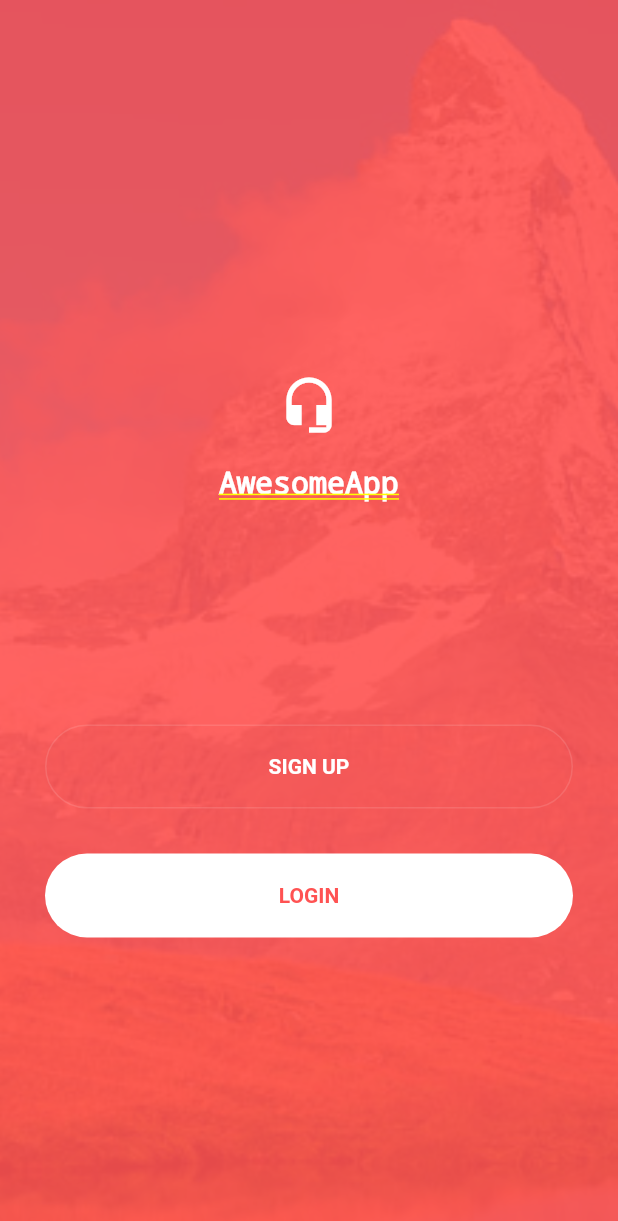
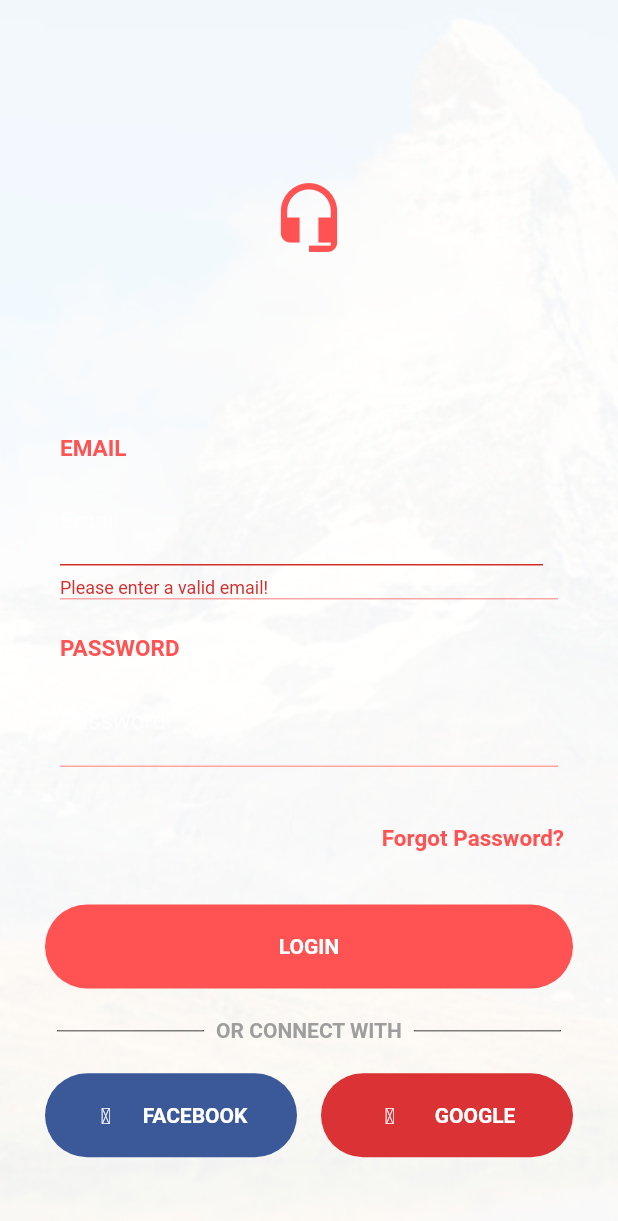
Before and after one commit to Kaioru/groupleh, a Flutter app: the screen it shows after launch, after a tap on "LOGIN", on a phone screen of 412 x 824 dp. Shown: the top 1221 px of the screen. Run offline on Flutter 3.47's test engine with Material 2 defaults, Android fonts, the phone set to English and light mode, and no system bars; our stand-ins replace firebase_auth; accounts and stored records are empty.

Commit message:
Add Firebase functionality to login page

```diff
--- a/lib/app/auth/login.dart
+++ b/lib/app/auth/login.dart
@@ -1,5 +1,8 @@
 import 'package:flutter/material.dart';
 import 'package:firebase_auth/firebase_auth.dart';
+import 'package:groupleh/app/app.dart';
+import 'package:groupleh/app/app_state.dart';
+
 class Login extends StatefulWidget {
 
   @override
@@ -12,93 +15,12 @@ class _Login extends State<Login> {
   final _auth = FirebaseAuth.instance;
   final _emailController = TextEditingController();
   final _passwordController = TextEditingController();
-  final _pageController = PageController();
+  final _pageController = PageController(initialPage: 1, viewportFraction: 1.0);
 
 
   Future<FirebaseUser> _handleSignIn() async {
     return await _auth.signInWithEmailAndPassword(
         email: _emailController.text, password: _passwordController.text);
-  }
-
-  @override
-  Widget build(BuildContext context) {
-    /*return Scaffold(
-        key: _scaffoldKey,
-        body: Form(
-            key: _formKey,
-            child: Container(
-                padding: EdgeInsets.only(left: 24.0, right: 24.0),
-                child: Column(
-                  mainAxisAlignment: MainAxisAlignment.center,
-                  crossAxisAlignment: CrossAxisAlignment.center,
-                  children: <Widget>[
-                    FlutterLogo(size: 120.0),
-                    TextFormField(
-                        controller: _emailController,
-                        validator: (val) {
-                          Pattern pattern =
-                              r'^(([^<>()[\]\\.,;:\s@\"]+(\.[^<>()[\]\\.,;:\s@\"]+)*)|(\".+\"))@((\[[0-9]{1,3}\.[0-9]{1,3}\.[0-9]{1,3}\.[0-9]{1,3}\])|(([a-zA-Z\-0-9]+\.)+[a-zA-Z]{2,}))$';
-                          RegExp regex = new RegExp(pattern);
-                          if (!regex.hasMatch(val))
-                            return 'Please enter a valid email!';
-                          else
-                            return null;
-                        },
-                        decoration: new InputDecoration(
-                          labelText: "Email",
-                        ),
-                        keyboardType: TextInputType.emailAddress),
-                    TextFormField(
-                        controller: _passwordController,
-                        decoration: new InputDecoration(
-                          labelText: "Password",
-                        ),
-                        obscureText: true,
-                        keyboardType: TextInputType.text),
-                    ButtonBar(children: <Widget>[
-                      RaisedButton(
-                        onPressed: () {
-                          Navigator.pushReplacement(
-                              context,
-                              MaterialPageRoute(
-                                  builder: (context) => Register()));
-                        },
-                        child: Text('Register'),
-                      ),
-                      RaisedButton(
-                        onPressed: () async {
-                          if (_formKey.currentState.validate()) {
-                            await _handleSignIn().then((user) {
-                              Navigator.pushReplacement(
-                                  context,
-                                  MaterialPageRoute(
-                                      builder: (context) => App(AppState(user))));
-                            }).catchError((e) => _scaffoldKey.currentState
-                                .showSnackBar(SnackBar(
-                                    content: Text("Failed to login!"),
-                                ),
-                              ),
-                            );
-                          }
-                        },
-                        child: Text('Login'),
-                      )
-                    ],
-                  )
-                ],
-              ),
-            )
-          )
-        );
-    */
-    return Container(
-      height: MediaQuery.of(context).size.height,
-      child: PageView(
-        controller: _pageController,
-        children: <Widget>[
-          homePage(),
-        ],)
-    );
   }
 
   Widget homePage() {
@@ -228,7 +150,11 @@ class _Login extends State<Login> {
   }
 
   Widget loginPage() {
-    return new Container(
+  return new Scaffold(
+    resizeToAvoidBottomPadding: false,
+    body: Form(
+      key: _formKey,
+      child: Container(
         height: MediaQuery.of(context).size.height,
         decoration: BoxDecoration(
           color: Colors.white,
@@ -286,7 +212,23 @@ class _Login extends State<Login> {
                 mainAxisAlignment: MainAxisAlignment.start,
                 children: <Widget>[
                   new Expanded(
-                  child: TextField(
+                    child: TextFormField(
+                      controller: _emailController,
+                      validator: (val) {
+                        Pattern pattern =
+                            r'^(([^<>()[\]\\.,;:\s@\"]+(\.[^<>()[\]\\.,;:\s@\"]+)*)|(\".+\"))@((\[[0-9]{1,3}\.[0-9]{1,3}\.[0-9]{1,3}\.[0-9]{1,3}\])|(([a-zA-Z\-0-9]+\.)+[a-zA-Z]{2,}))$';
+                        RegExp regex = new RegExp(pattern);
+                        if (!regex.hasMatch(val))
+                          return 'Please enter a valid email!';
+                        else
+                          return null;
+                      },
+                      decoration: new InputDecoration(
+                        labelText: "Email",
+                      ),
+                      keyboardType: TextInputType.emailAddress
+                    ),
+                    /*child: TextField(
                       obscureText: true,
                       textAlign: TextAlign.left,
                       decoration: InputDecoration(
@@ -294,7 +236,7 @@ class _Login extends State<Login> {
                         hintText: 'allahuakbar@gmail.com',
                         hintStyle: TextStyle(color: Colors.grey),
                       ),
-                  ),
+                    ),*/
                   ),
                 ],
               ),
@@ -337,15 +279,23 @@ class _Login extends State<Login> {
                 mainAxisAlignment: MainAxisAlignment.start,
                 children: <Widget>[
                   new Expanded(
-                  child: TextField(
+                    child: TextFormField(
+                      controller: _passwordController,
+                      decoration: new InputDecoration(
+                        border:InputBorder.none,
+                        labelText: "Password",
+                      ),
+                      obscureText: true,
+                      keyboardType: TextInputType.text
+                    ),
+                    /*TextField(
                       obscureText: true,
                       textAlign: TextAlign.left,
                       decoration: InputDecoration(
                         border: InputBorder.none,
                         hintText: '*********',
                         hintStyle: TextStyle(color: Colors.grey),
-                    ),
-                  ),
+                      ),*/
                   ),
                 ],
               ),
@@ -385,7 +335,7 @@ class _Login extends State<Login> {
                         borderRadius: new BorderRadius.circular(30.0),
                       ),
                       color: Colors.redAccent,
-                    onPressed: () => () async {
+                      onPressed: () async {
                         if (_formKey.currentState.validate()) {
                           await _handleSignIn().then((user) {
                             Navigator.pushReplacement(
@@ -571,6 +521,8 @@ class _Login extends State<Login> {
             )
           ],
         ),
+      ),
+    ),
   );
 }
 
@@ -582,4 +534,86 @@ class _Login extends State<Login> {
       curve: Curves.bounceOut,
     );
   }
+
+  @override
+  Widget build(BuildContext context) {
+    /*return Scaffold(
+        key: _scaffoldKey,
+        body: Form(
+            key: _formKey,
+            child: Container(
+                padding: EdgeInsets.only(left: 24.0, right: 24.0),
+                child: Column(
+                  mainAxisAlignment: MainAxisAlignment.center,
+                  crossAxisAlignment: CrossAxisAlignment.center,
+                  children: <Widget>[
+                    FlutterLogo(size: 120.0),
+                    TextFormField(
+                        controller: _emailController,
+                        validator: (val) {
+                          Pattern pattern =
+                              r'^(([^<>()[\]\\.,;:\s@\"]+(\.[^<>()[\]\\.,;:\s@\"]+)*)|(\".+\"))@((\[[0-9]{1,3}\.[0-9]{1,3}\.[0-9]{1,3}\.[0-9]{1,3}\])|(([a-zA-Z\-0-9]+\.)+[a-zA-Z]{2,}))$';
+                          RegExp regex = new RegExp(pattern);
+                          if (!regex.hasMatch(val))
+                            return 'Please enter a valid email!';
+                          else
+                            return null;
+                        },
+                        decoration: new InputDecoration(
+                          labelText: "Email",
+                        ),
+                        keyboardType: TextInputType.emailAddress),
+                    TextFormField(
+                        controller: _passwordController,
+                        decoration: new InputDecoration(
+                          labelText: "Password",
+                        ),
+                        obscureText: true,
+                        keyboardType: TextInputType.text),
+                    ButtonBar(children: <Widget>[
+                      RaisedButton(
+                        onPressed: () {
+                          Navigator.pushReplacement(
+                              context,
+                              MaterialPageRoute(
+                                  builder: (context) => Register()));
+                        },
+                        child: Text('Register'),
+                      ),
+                      RaisedButton(
+                        onPressed: () async {
+                          if (_formKey.currentState.validate()) {
+                            await _handleSignIn().then((user) {
+                              Navigator.pushReplacement(
+                                  context,
+                                  MaterialPageRoute(
+                                      builder: (context) => App(AppState(user))));
+                            }).catchError((e) => _scaffoldKey.currentState
+                                .showSnackBar(SnackBar(
+                                    content: Text("Failed to login!"),
+                                ),
+                              ),
+                            );
                           }
+                        },
+                        child: Text('Login'),
+                      )
+                    ],
+                  )
+                ],
+              ),
+            )
+          )
+        );
+    */
+    return Container(
+      height: MediaQuery.of(context).size.height,
+      child: PageView(
+        controller: _pageController,
+        children: <Widget>[
+          loginPage(),
+          homePage(),
+        ],)
+    );
+  }
+}
```
Lines whose indentation alone changed are shown as unchanged.
